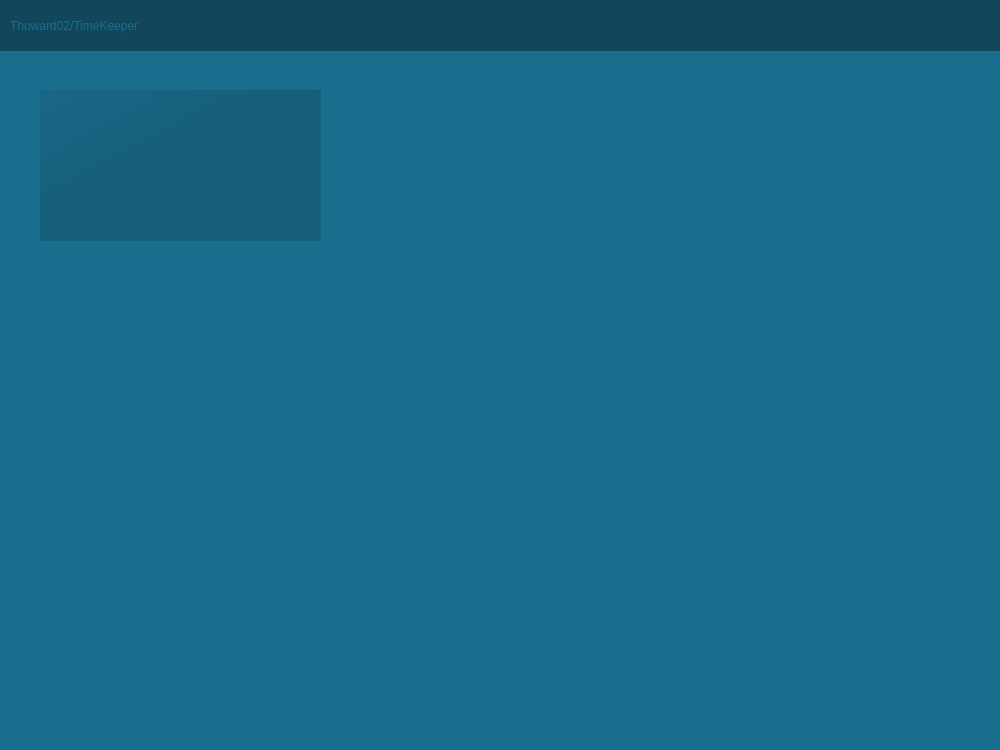
First picture: the form in mainwindow.ui, repository thoward02/homepagecpp, before the edit.
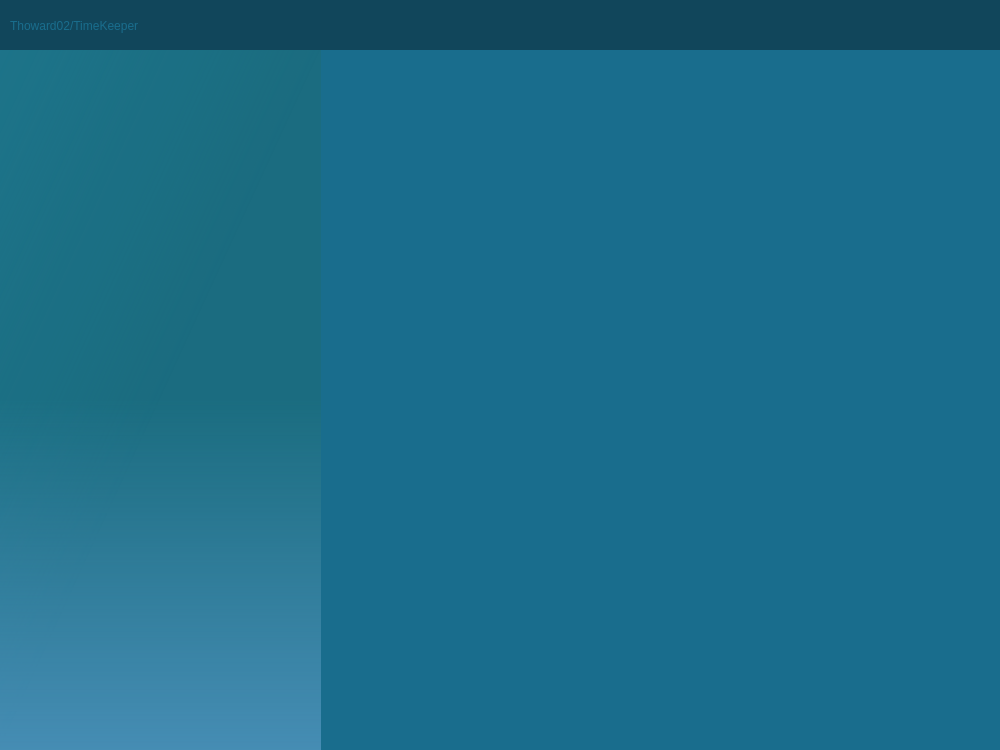
Second picture: the form after the edit.

Commit message: Fixed the design and added dummy weather

Patch:
```diff
--- a/mainwindow.ui
+++ b/mainwindow.ui
@@ -26,7 +26,7 @@
       <x>0</x>
       <y>0</y>
       <width>1001</width>
-      <height>51</height>
+      <height>50</height>
      </rect>
     </property>
     <property name="styleSheet">
@@ -64,10 +64,10 @@
    <widget class="QFrame" name="timeBox">
     <property name="geometry">
      <rect>
-      <x>40</x>
-      <y>90</y>
-      <width>281</width>
-      <height>151</height>
+      <x>0</x>
+      <y>50</y>
+      <width>321</width>
+      <height>700</height>
      </rect>
     </property>
     <property name="styleSheet">
@@ -84,6 +84,29 @@
      <enum>QFrame::Raised</enum>
     </property>
    </widget>
+   <widget class="QFrame" name="frame">
+    <property name="geometry">
+     <rect>
+      <x>0</x>
+      <y>50</y>
+      <width>321</width>
+      <height>701</height>
+     </rect>
+    </property>
+    <property name="styleSheet">
+     <string notr="true">QFrame{
+	background: qlineargradient(spread:pad, x1:1, y1:1, x2:1, y2:0.5, x3:1, y3:0, stop:0 rgba(90, 161, 205, 0.7), stop:1 rgba(45, 167, 151,0.2), stop:2 rgba(17, 70, 91,0));
+	border: none;
+
+}</string>
+    </property>
+    <property name="frameShape">
+     <enum>QFrame::StyledPanel</enum>
+    </property>
+    <property name="frameShadow">
+     <enum>QFrame::Raised</enum>
+    </property>
+   </widget>
   </widget>
  </widget>
  <layoutdefault spacing="6" margin="11"/>
```
The commit also changes 3 other files.
